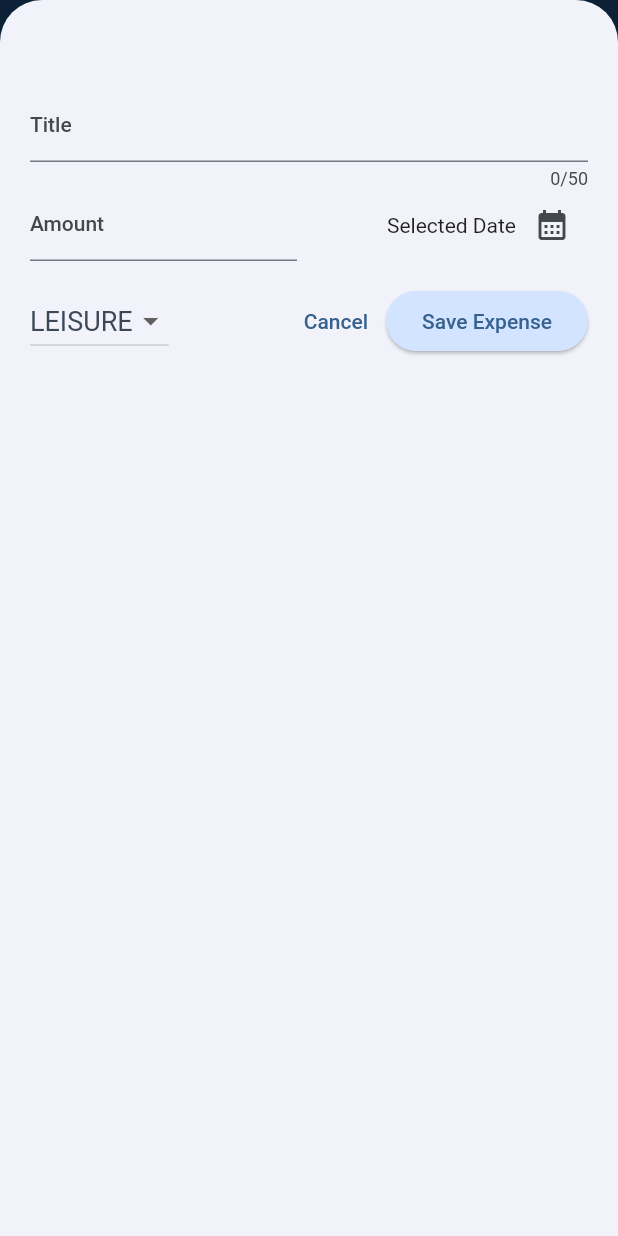
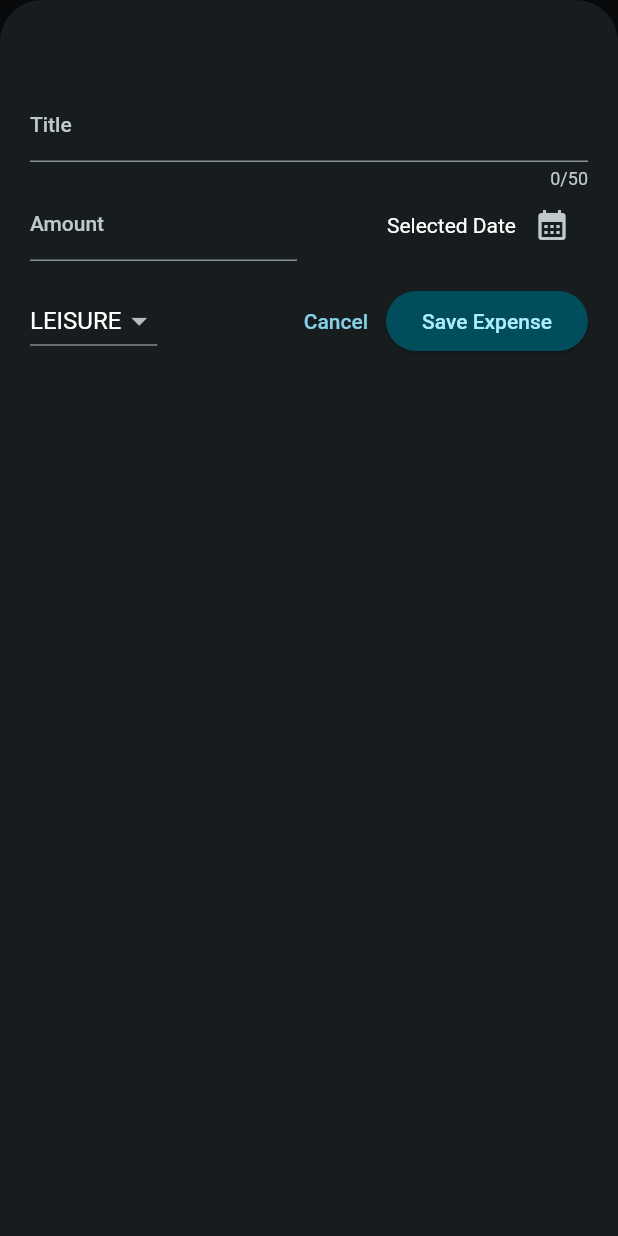
Before and after one commit to ryan541/Expense-Tracker-App, a Flutter app: the screen it shows after launch, after a tap on the "add" icon, on a phone screen of 412 x 824 dp. Run offline on Flutter 3.47's test engine with Material 2 defaults, Android fonts, the phone set to English and light mode, and no system bars.

Commit message:
Device Orientation

```diff
--- a/lib/main.dart
+++ b/lib/main.dart
@@ -1,4 +1,5 @@
 import 'package:flutter/material.dart';
+import 'package:flutter/services.dart';
 import 'package:scheduler/widgets/expense.dart';
 
 var kColorScheme = ColorScheme.fromSeed(
@@ -16,10 +17,6 @@ void main() {
     darkTheme: ThemeData.dark().copyWith(
       useMaterial3: true,
       colorScheme: kDarkColorScheme,
-      // appBarTheme: const AppBarTheme().copyWith(
-      //   backgroundColor: kDarkColorScheme.onPrimaryContainer,
-      //   foregroundColor: kDarkColorScheme.primaryContainer,
-      // ),
       cardTheme: const CardTheme().copyWith(
         color: kDarkColorScheme.secondaryContainer,
         margin: const EdgeInsets.all(16),
@@ -60,7 +57,63 @@ void main() {
             ),
           ),
     ),
-    themeMode: ThemeMode.light,
+    themeMode: ThemeMode.dark,
     home: const Expenses(),
   ));
 }
+
+// WidgetsFlutterBinding.ensureInitialized();
+  // SystemChrome.setPreferredOrientations([
+  //   DeviceOrientation.portraitUp,
+  // ]).then((fn) => runApp(MaterialApp(
+  //       debugShowCheckedModeBanner: false,
+  //       darkTheme: ThemeData.dark().copyWith(
+  //         useMaterial3: true,
+  //         colorScheme: kDarkColorScheme,
+  //         // appBarTheme: const AppBarTheme().copyWith(
+  //         //   backgroundColor: kDarkColorScheme.onPrimaryContainer,
+  //         //   foregroundColor: kDarkColorScheme.primaryContainer,
+  //         // ),
+  //         cardTheme: const CardTheme().copyWith(
+  //           color: kDarkColorScheme.secondaryContainer,
+  //           margin: const EdgeInsets.all(16),
+  //         ),
+  //         elevatedButtonTheme: ElevatedButtonThemeData(
+  //           style: ElevatedButton.styleFrom(
+  //             foregroundColor: kDarkColorScheme.onPrimaryContainer,
+  //             backgroundColor: kDarkColorScheme.primaryContainer,
+  //           ),
+  //         ),
+  //       ),
+  //       theme: ThemeData().copyWith(
+  //         useMaterial3: true,
+  //         colorScheme: kColorScheme,
+  //         appBarTheme: const AppBarTheme().copyWith(
+  //           backgroundColor: kColorScheme.onPrimaryContainer,
+  //           foregroundColor: kColorScheme.primaryContainer,
+  //         ),
+  //         cardTheme: const CardTheme().copyWith(
+  //           color: kColorScheme.secondaryContainer,
+  //           margin: const EdgeInsets.all(16),
+  //         ),
+  //         elevatedButtonTheme: ElevatedButtonThemeData(
+  //           style: ElevatedButton.styleFrom(
+  //             backgroundColor: kColorScheme.primaryContainer,
+  //           ),
+  //         ),
+  //         textTheme: ThemeData().textTheme.copyWith(
+  //               titleLarge: TextStyle(
+  //                 fontWeight: FontWeight.normal,
+  //                 color: kColorScheme.onSecondaryContainer,
+  //                 fontSize: 25,
+  //               ),
+  //               titleMedium: TextStyle(
+  //                 fontWeight: FontWeight.normal,
+  //                 color: kColorScheme.onSecondaryContainer,
+  //                 fontSize: 18,
+  //               ),
+  //             ),
+  //       ),
+  //       themeMode: ThemeMode.dark,
+  //       home: const Expenses(),
+  //     )));
--- a/lib/widgets/expense.dart
+++ b/lib/widgets/expense.dart
@@ -27,6 +27,7 @@ class _ExpensesState extends State<Expenses> {
 
   void _openAddExpenseOverlay() {
     showModalBottomSheet(
+      useSafeArea: true,
       isScrollControlled: true,
       context: context,
       builder: (ctx) => NewExpense(
@@ -64,6 +65,9 @@ class _ExpensesState extends State<Expenses> {
 
   @override
   Widget build(BuildContext context) {
+    var width = MediaQuery.of(context).size.width;
+    // print('Height is = ${MediaQuery.of(context).size.height}');
+    // print('Width is = ${MediaQuery.of(context).size.width}');
     Widget mainContent = const Center(
         child: Text('No Expenses Found , Add using the plus button above'));
 
@@ -83,12 +87,19 @@ class _ExpensesState extends State<Expenses> {
           ),
         ],
       ),
-      body: Column(
-        children: [
-          Chart(expenses: _registeredExpenses),
-          Expanded(child: mainContent),
-        ],
-      ),
+      body: width < 600
+          ? Column(
+              children: [
+                Chart(expenses: _registeredExpenses),
+                Expanded(child: mainContent),
+              ],
+            )
+          : Row(children: [
+              Expanded(
+                child: Chart(expenses: _registeredExpenses),
+              ),
+              Expanded(child: mainContent),
+            ]),
     );
   }
 }
--- a/lib/widgets/expenses_list/expenses_item.dart
+++ b/lib/widgets/expenses_list/expenses_item.dart
@@ -1,10 +1,15 @@
 import 'package:flutter/material.dart';
+import 'package:intl/intl.dart';
 import 'package:scheduler/models/expense.dart';
 
 class ExpenseItem extends StatelessWidget {
-  const ExpenseItem(this.expense, {super.key});
+  ExpenseItem(this.expense, {super.key});
 
   final Expense expense;
+
+  // final formatter = NumberFormat.currency(locale: 'kenya');
+
+  // final formattedExpense = formatter.format(expense.amount);
 
   @override
   Widget build(BuildContext context) {
--- a/lib/widgets/new_expense.dart
+++ b/lib/widgets/new_expense.dart
@@ -84,8 +84,12 @@ class _NewExpenseState extends State<NewExpense> {
 
   @override
   Widget build(BuildContext context) {
-    return Padding(
-      padding: const EdgeInsets.fromLTRB(20, 60, 20, 20),
+    final keyboardSpace = MediaQuery.of(context).viewInsets.bottom;
+    return SizedBox(
+      height: double.infinity,
+      child: SingleChildScrollView(
+        child: Padding(
+          padding: EdgeInsets.fromLTRB(20, 60, 20, keyboardSpace + 20),
           child: Column(
             //mainAxisSize: MainAxisSize.min,
             children: [
@@ -171,6 +175,8 @@ class _NewExpenseState extends State<NewExpense> {
               )
             ],
           ),
+        ),
+      ),
     );
   }
 }
```
Lines whose indentation alone changed are shown as unchanged.
